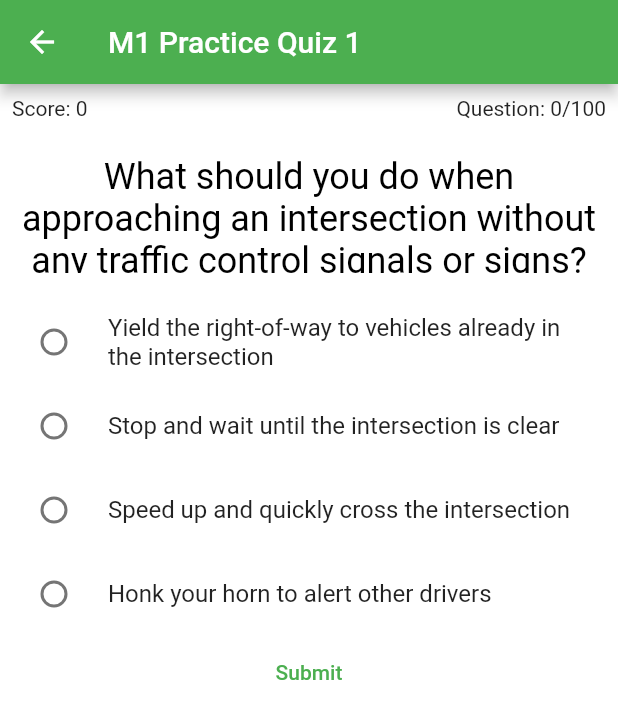
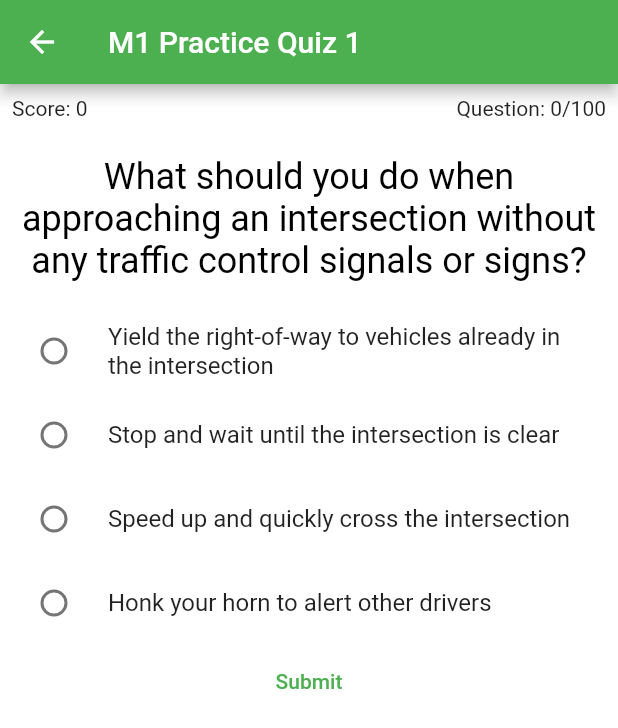
Before and after one commit to Will-chartrand/m1_quiz, a Flutter app: the Home screen opened directly, on a phone screen of 412 x 824 dp. Shown: the top 728 px of the screen. Run offline on Flutter 3.47's test engine with Material 2 defaults, Android fonts, the phone set to English and light mode, and no system bars; our stand-ins replace animated_splash_screen; project files that could hold a hidden picture were left out.

Commit message:
#6 Container now expands if necessary to accommodate larger questions

```diff
--- a/lib/quiz.dart
+++ b/lib/quiz.dart
@@ -52,8 +52,8 @@
               ]
             ),
           ),
-          SizedBox(
-            height: 110,
+          Container(
+            constraints: const BoxConstraints(minHeight: 110),
             child: Question(
               widget.questions[widget.questionIndex]['question'] as String,
             ),
```
